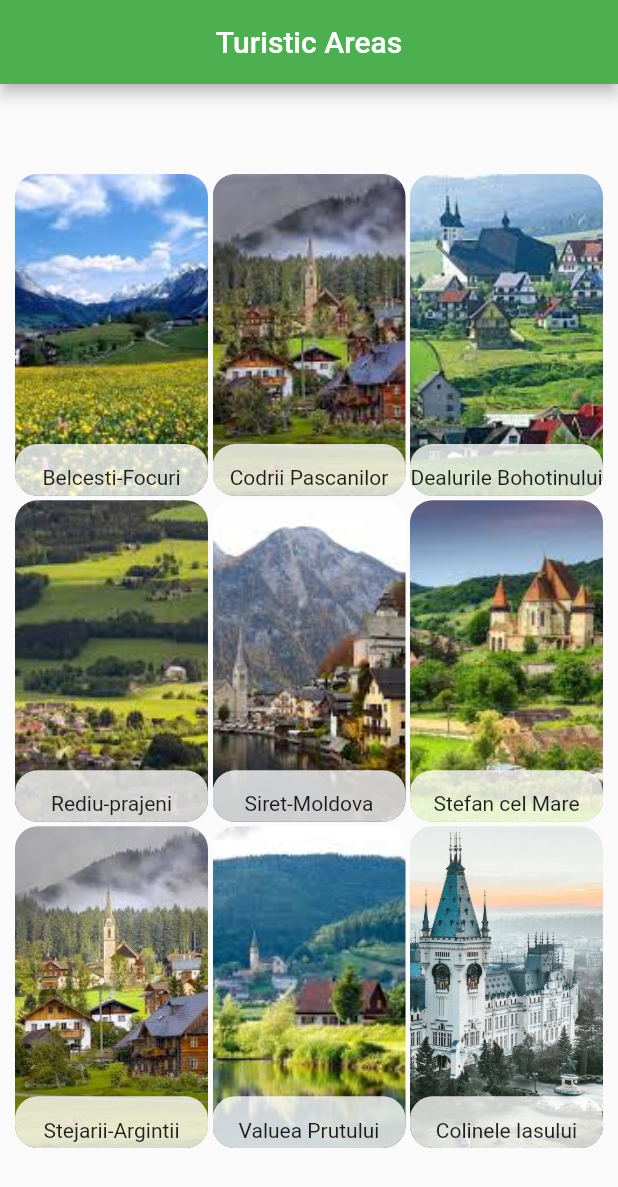
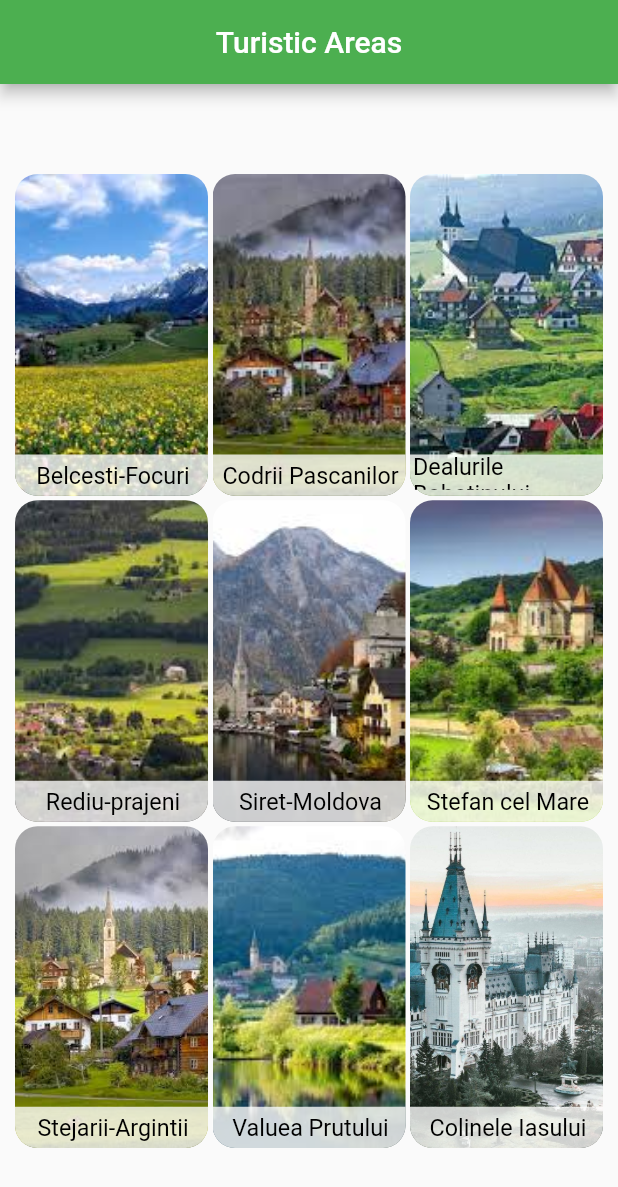
Before and after one commit to EduardAgapia/qr4all, a Flutter app: the screen it shows after launch, after a tap on "Main menu", on a phone screen of 412 x 824 dp. Shown: the top 1187 px of the screen. Run offline on Flutter 3.47's test engine with Material 2 defaults, Android fonts, the light colour scheme and no system bars; our stand-ins replace firebase_core, firebase_database, firebase_storage, google_maps_flutter; missing offline and left inert: qr_code_scanner; accounts and stored records are empty; generated files the repository leaves out were written again.

Commit message:
make zone turistice responsive

```diff
--- a/lib/views/turistic-areas/views/zones/zone_turistice.dart
+++ b/lib/views/turistic-areas/views/zones/zone_turistice.dart
@@ -52,9 +52,9 @@ class _ReadExampleState extends State<ZoneTuristice> {
                         children: <Widget>[
                           ListTile(
                             leading: Icon(Icons.home),
-                            title:
-                                Text(AppLocalizations.of(context).to + ' '
-                                    + galList[index].name.toString()),
+                            title: Text(AppLocalizations.of(context).to +
+                                ' ' +
+                                galList[index].name.toString()),
                             onTap: () {
                               Navigator.push(
                                   context,
@@ -66,7 +66,8 @@ class _ReadExampleState extends State<ZoneTuristice> {
                           ),
                           ListTile(
                             leading: Icon(Icons.dangerous),
-                            title: Text(AppLocalizations.of(context).placeholder),
+                            title:
+                                Text(AppLocalizations.of(context).placeholder),
                             onTap: () {
                               Navigator.push(
                                 context,
@@ -78,7 +79,8 @@ class _ReadExampleState extends State<ZoneTuristice> {
                           ),
                           ListTile(
                             leading: Icon(Icons.dangerous),
-                            title: Text(AppLocalizations.of(context).placeholder),
+                            title:
+                                Text(AppLocalizations.of(context).placeholder),
                             onTap: () {
                               Navigator.push(
                                 context,
@@ -94,23 +96,34 @@ class _ReadExampleState extends State<ZoneTuristice> {
                   );
                 },
                 child: Container(
-                  padding: const EdgeInsets.fromLTRB(0, 180, 0, 0),
+                  padding: const EdgeInsets.fromLTRB(0, 0, 0, 0),
                   decoration: BoxDecoration(
                       borderRadius: BorderRadius.all(Radius.circular(15.0)),
                       image: DecorationImage(
                           image: AssetImage(galList[index].imgSrc.toString()),
                           fit: BoxFit.cover)),
-                  child: Container(
-                    padding: const EdgeInsets.fromLTRB(0, 0, 0, 4),
-                    width: double.infinity,
-                    height: 10,
-                    child: Align(
-                      alignment: Alignment.bottomCenter,
-                      child: Text(galList[index].name.toString()),
+                  child: Align(
+                    alignment: Alignment.bottomCenter,
+                    child: Container(
+                      padding: const EdgeInsets.fromLTRB(2, 0, 0, 4),
+                      width: double.infinity,
+                      height: MediaQuery.of(context).size.height / 30,
+                      child: Align(
+                        alignment: Alignment.bottomCenter,
+                        child: Text(
+                          galList[index].name.toString(),
+                          style: TextStyle(
+                            color: Colors.black,
+                            fontSize: MediaQuery.of(context).size.height / 53,
+                          ),
+                        ),
+                      ),
+                      decoration: const BoxDecoration(
+                          borderRadius: BorderRadius.only(
+                              bottomLeft: Radius.circular(15.0),
+                              bottomRight: Radius.circular(15.0)),
+                          color: Color.fromARGB(200, 255, 255, 255)),
                     ),
-                    decoration: const BoxDecoration(
-                        borderRadius: BorderRadius.all(Radius.circular(15.0)),
-                        color: Color.fromARGB(200, 255, 255, 255)),
                   ),
                 ),
               ),
```
